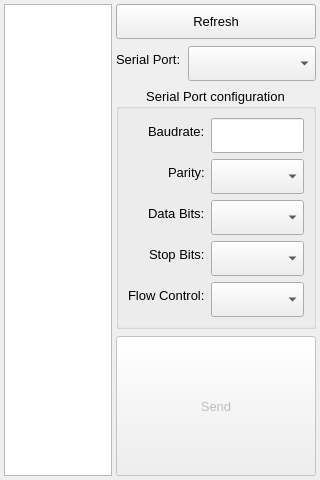
simaoamorim/SerialProgramLoader, file src/ui/loader.ui: the form before one commit.
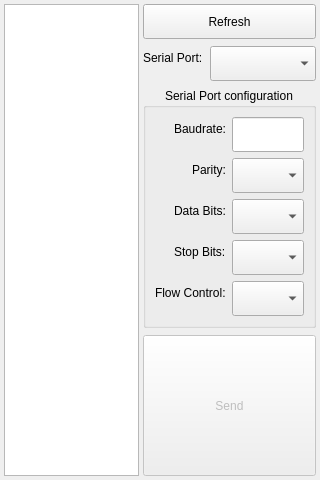
The form after the commit.

Patch:
```diff
--- a/src/ui/loader.ui
+++ b/src/ui/loader.ui
@@ -18,7 +18,7 @@
   </property>
   <property name="font">
    <font>
-    <pointsize>10</pointsize>
+    <pointsize>9</pointsize>
    </font>
   </property>
   <property name="windowTitle">
@@ -27,7 +27,7 @@
   <property name="locale">
    <locale language="English" country="UnitedKingdom"/>
   </property>
-  <layout class="QGridLayout" name="gridLayout" columnstretch="0,1" columnminimumwidth="0,200">
+  <layout class="QGridLayout" name="gridLayout" columnstretch="0,1" columnminimumwidth="110,0">
    <property name="leftMargin">
     <number>4</number>
    </property>
@@ -44,7 +44,20 @@
     <number>4</number>
    </property>
    <item row="0" column="0">
-    <widget class="QListWidget" name="programListWidget"/>
+    <widget class="QListWidget" name="programListWidget">
+     <property name="alternatingRowColors">
+      <bool>true</bool>
+     </property>
+     <property name="selectionBehavior">
+      <enum>QAbstractItemView::SelectRows</enum>
+     </property>
+     <property name="isWrapping" stdset="0">
+      <bool>true</bool>
+     </property>
+     <property name="selectionRectVisible">
+      <bool>true</bool>
+     </property>
+    </widget>
    </item>
    <item row="0" column="1">
     <widget class="QFrame" name="frame">
```
